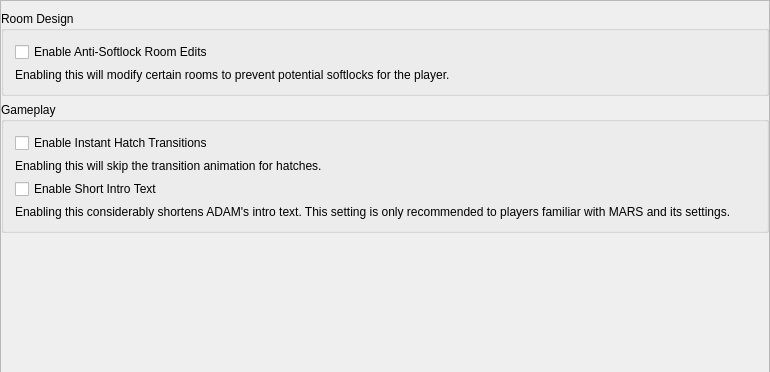
Before: the Qt Designer form randovania/games/fusion/gui/ui_files/preset_fusion_patches.ui in randovania/randovania, drawn with Qt 5; both pictures show x 0 to 770 and y 0 to 372 of the 770 by 660 pixel window.
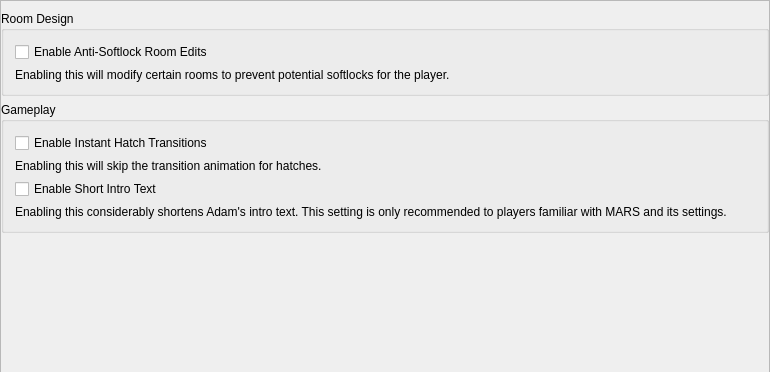
After: the same form once the commit is applied.

Patch:
```diff
--- a/randovania/games/fusion/gui/ui_files/preset_fusion_patches.ui
+++ b/randovania/games/fusion/gui/ui_files/preset_fusion_patches.ui
@@ -132,7 +132,7 @@
            <item>
             <widget class="QLabel" name="short_intro_text_label">
              <property name="text">
-              <string>Enabling this considerably shortens ADAM's intro text. This setting is only recommended to players familiar with MARS and its settings.</string>
+              <string>Enabling this considerably shortens Adam's intro text. This setting is only recommended to players familiar with MARS and its settings.</string>
              </property>
             </widget>
            </item>
```
